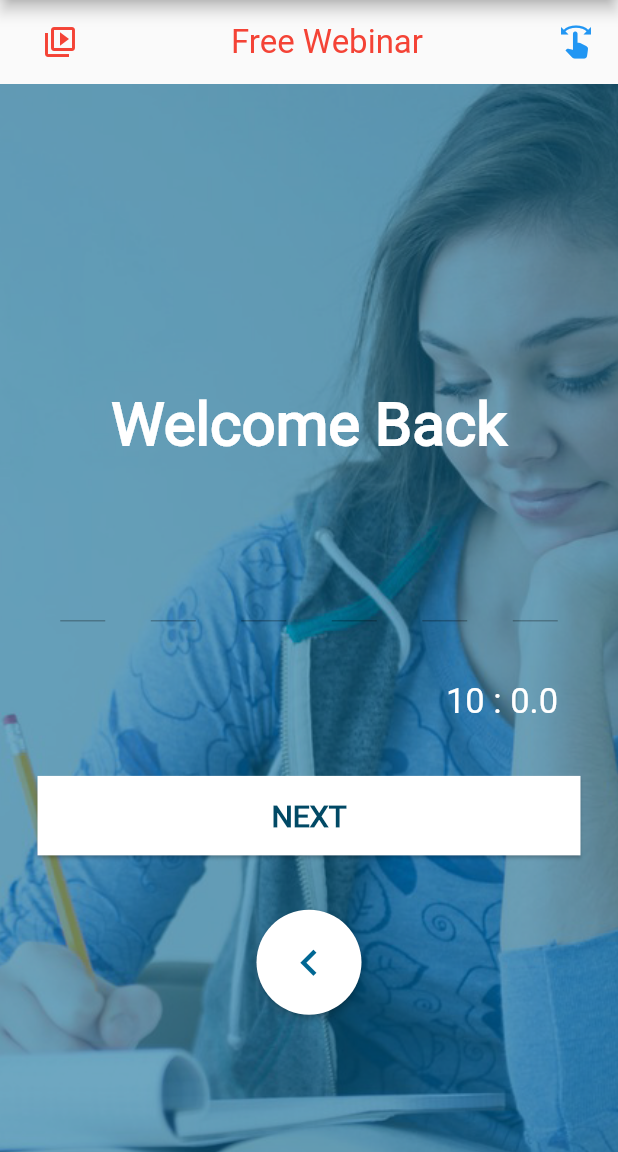
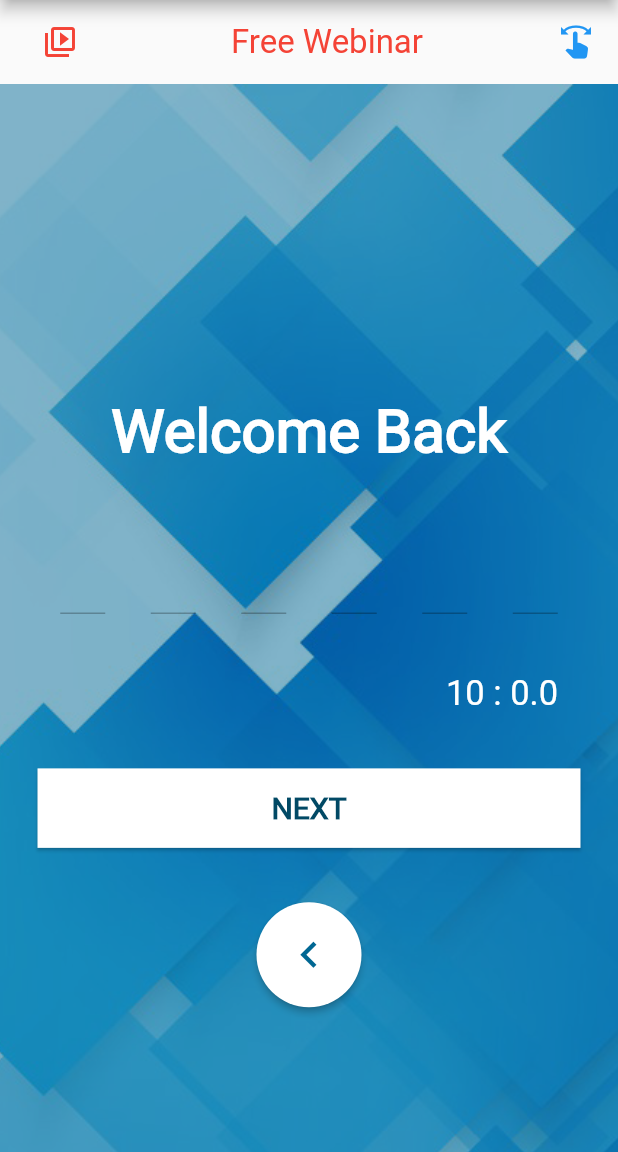
Before and after one commit to ocean-academy-OA/flutter_app_newocean, a Flutter app: the OTP screen opened by its route, on a phone screen of 412 x 824 dp, the part 84-1236 px from its top. Run offline on Flutter 3.47's test engine with Material 2 defaults, Android fonts, the phone set to English and light mode, and no system bars; drawn by our look-alikes of otp_text_field, timer_count_down; our stand-ins replace auto_size_text, carousel_slider, cloud_firestore, country_code_picker, email_validator, file_picker and 15 more; missing offline and left inert: dart:html, dropdownfield, flutter_dropdown, fswitch, progress_indicator_button, slide_countdown_clock and 1 more; accounts and stored records are empty; project files that could hold a hidden picture were left out.

```diff
--- a/lib/Login/Login_View/otp.dart
+++ b/lib/Login/Login_View/otp.dart
@@ -325,7 +325,7 @@
       decoration: BoxDecoration(
         color: Color(0xff006793),
         image: DecorationImage(
-          image: AssetImage('images/login_bg2.png'),
+          image: AssetImage('images/login_bg3.png'),
           fit: BoxFit.cover,
           alignment: Alignment.bottomCenter,
         ),
@@ -342,7 +342,7 @@
                 fontWeight: FontWeight.bold),
           ),
           SizedBox(
-            height: 20,
+            height: 10,
           ),
           Container(
             height: 350,
```
Also changed, not shown: lib/Login/Login_View/mobile-login.dart (+2 -10 lines), lib/payment/desktop_payment.dart (+7 -6 lines), images/login_bg3.png (added), 1 other file.
